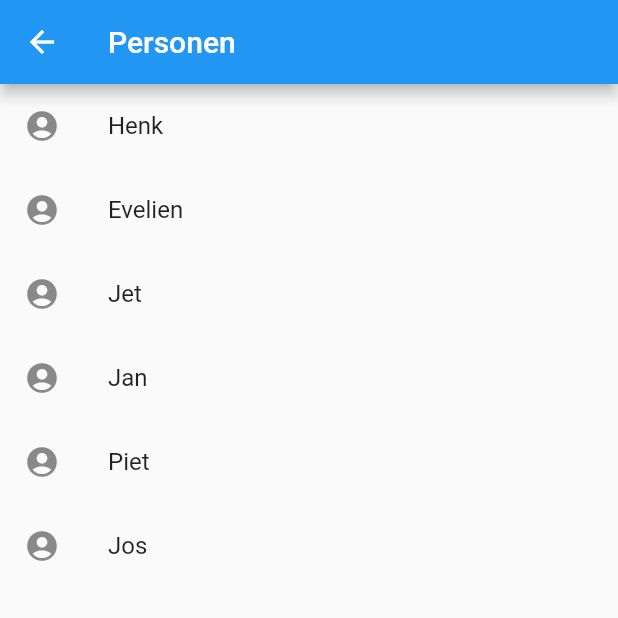
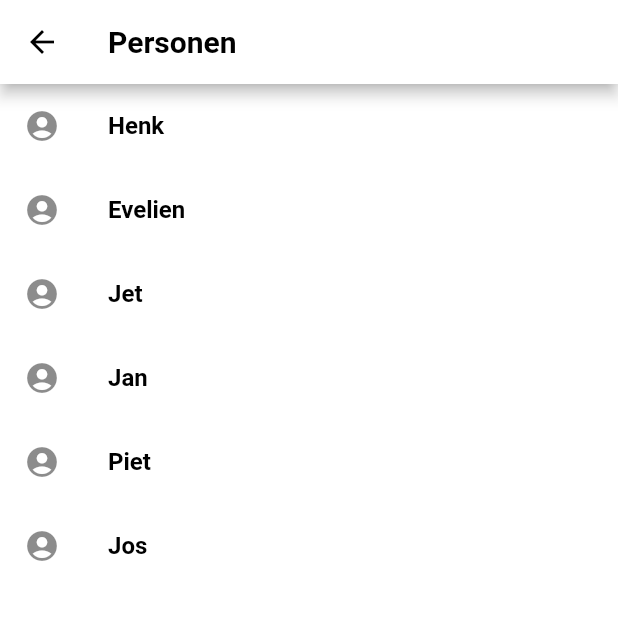
Before and after one commit to martijnH96/sportenindebuurt-front-end, a Flutter app: the screen it shows after launch, after a tap on "Personen Lijst", on a phone screen of 412 x 824 dp, the top half of it. Run offline on Flutter 3.47's test engine with Material 2 defaults, Android fonts, the phone set to English and light mode, and no system bars; our stand-ins replace flutter_svg; missing offline and left inert: adobe_xd.

Commit message:
css toegevoegd

```diff
--- a/lib/main.dart
+++ b/lib/main.dart
@@ -17,7 +17,10 @@ import 'people.dart';
 
 void main() {
   runApp(MaterialApp(
-    title: 'Named Routes Demo',
+    title: 'People',
+    theme: ThemeData(
+      primaryColor: White,
+    ),
     initialRoute: '/',
     routes: {
       '/': (context) => FirstScreen(),
--- a/lib/people.dart
+++ b/lib/people.dart
@@ -1,5 +1,9 @@
 import 'package:flutter/material.dart';
 
+const White = const Color(0xffffffff);
+const Black = const Color(0xFF000000);
+final ImageProvider sportlijstimage =
+const AssetImage('assets/images/peoplelist.jpg');
 List<String> list = [
   'Henk',
   'Evelien',
@@ -13,18 +17,35 @@ class FirstScreen extends StatelessWidget {
   @override
   Widget build(BuildContext context) {
     return Scaffold(
+      backgroundColor: White,
       appBar: AppBar(
-        title: Text('Personen'),
+        title: Text('Personen',
+          style: TextStyle(fontWeight: FontWeight.bold, color: Black),
+        ),
       ),
-      body: Center(
+        body: Container(
+        decoration: BoxDecoration(
+        image: DecorationImage(
+        image: sportlijstimage,
+        fit: BoxFit.cover,
+        ),
+        ),
+        child: Center(
         child: ElevatedButton(
-          child: Text('Personen Lijst'),
+          style: ElevatedButton.styleFrom(
+            primary: White, // background
+            onPrimary: White, // foreground
+          ),
+          child: Text('Personen Lijst',
+            style: TextStyle(fontWeight: FontWeight.bold, color: Black),
+          ),
           onPressed: () {
             // Navigate to the second screen using a named route.
             Navigator.pushNamed(context, '/second');
           },
         ),
       ),
+        ),
     );
   }
 }
@@ -33,8 +54,11 @@ class SecondScreen extends StatelessWidget {
   @override
   Widget build(BuildContext context) {
     return Scaffold(
+        backgroundColor: White,
       appBar: AppBar(
-        title: Text("Personen"),
+        title: Text("Personen",
+          style: TextStyle(fontWeight: FontWeight.bold, color: Black),
+        ),
       ),
       body: Center(
           child: new ListView.builder
@@ -43,7 +67,9 @@ class SecondScreen extends StatelessWidget {
               itemBuilder: (BuildContext ctxt, int Index) {
                 return new ListTile(
                  leading: const Icon(Icons.account_circle_rounded),
-                  title: Text((list[Index])),
+                  title: Text((list[Index]),
+                  style: TextStyle(fontWeight: FontWeight.bold, color: Black),
+                ),
                 );
               }
               ),
```
